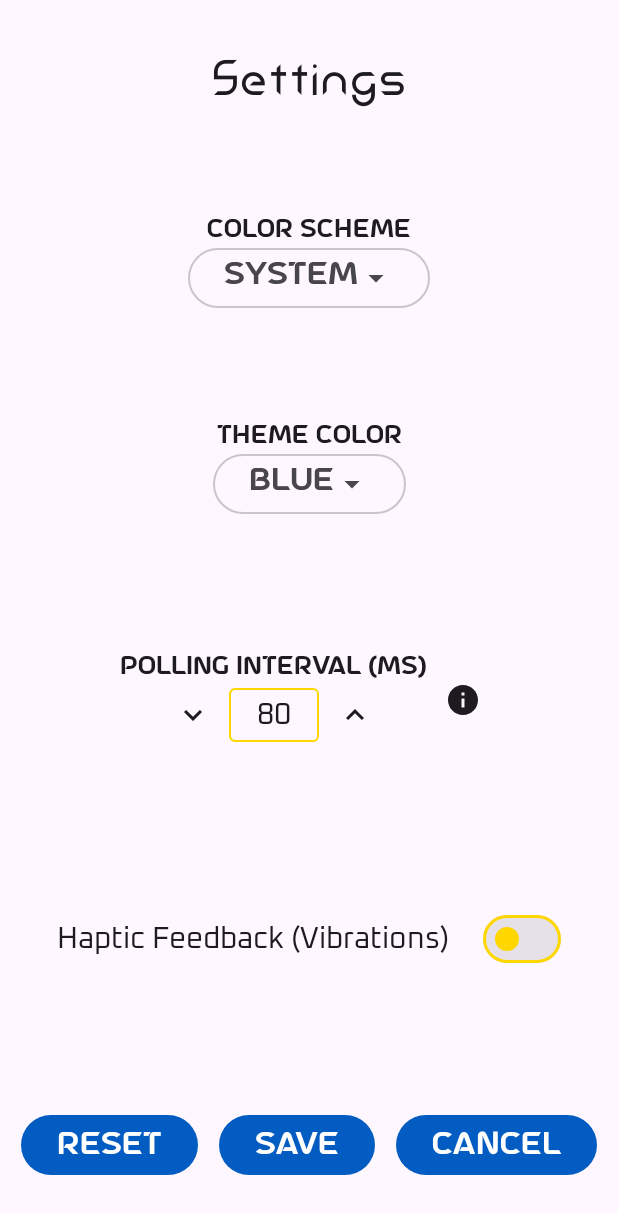
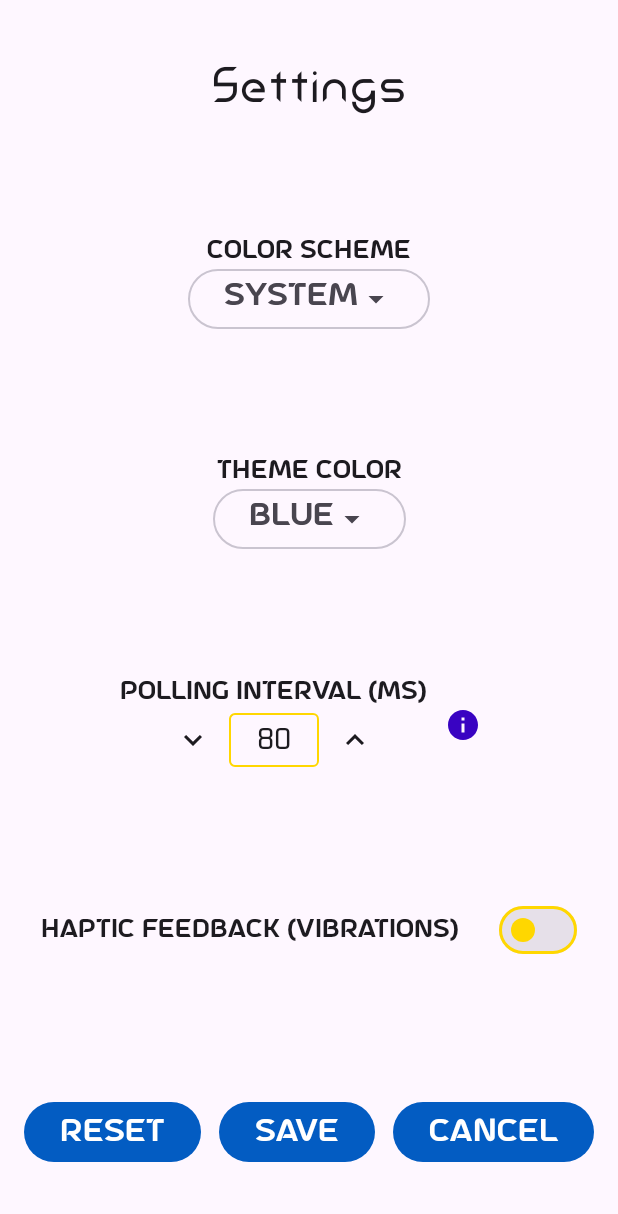
Before and after one commit to kitswas/VirtualGamePad-Mobile, an Android app built with Jetpack Compose: the @Preview function SettingsScreenPreview, on a phone screen of 412 x 824 dp. Shown: the top 1214 px of the screen. Run offline under Robolectric (Android 15) with nearby library versions, the phone set to English and light mode, and no system bars.

Commit message:
Improved Settings UI

```diff
--- a/app/src/main/java/io/github/kitswas/virtualgamepadmobile/ui/screens/SettingsScreen.kt
+++ b/app/src/main/java/io/github/kitswas/virtualgamepadmobile/ui/screens/SettingsScreen.kt
@@ -96,15 +96,9 @@ fun SettingsScreen(
                     settingsChanges.baseColor = it
                 })
 
-            Column(
-                modifier = Modifier
-                    .fillMaxWidth()
-                    .padding(16.dp),
-                horizontalAlignment = Alignment.CenterHorizontally
-            ) {
             Row(
                 verticalAlignment = Alignment.CenterVertically,
-                    horizontalArrangement = Arrangement.Center
+                horizontalArrangement = Arrangement.SpaceAround
             ) {
                 SpinBox(
                     value = pollingDelay,
@@ -136,24 +130,22 @@ fun SettingsScreen(
                     }) {
                         Icon(
                             imageVector = Icons.Filled.Info,
-                                contentDescription = "Information about polling interval"
+                            contentDescription = "Information about polling interval",
+                            tint = MaterialTheme.colorScheme.secondary,
                         )
-                        }
                     }
                 }
             }
 
             Row(
-                modifier = Modifier
-                    .fillMaxWidth()
-                    .padding(16.dp),
+                modifier = Modifier.fillMaxWidth(),
                 verticalAlignment = Alignment.CenterVertically,
                 horizontalArrangement = Arrangement.SpaceEvenly
             ) {
                 var switchState by rememberSaveable(hapticEnabled) { mutableStateOf(hapticEnabled) }
                 Text(
                     "Haptic Feedback (Vibrations)",
-                    style = MaterialTheme.typography.bodyLarge
+                    style = MaterialTheme.typography.labelMedium
                 )
                 Switch(
                     checked = switchState,
@@ -165,7 +157,10 @@ fun SettingsScreen(
             }
 
             Row(
-                modifier = Modifier.fillMaxWidth(), horizontalArrangement = Arrangement.SpaceEvenly
+                modifier = Modifier
+                    .fillMaxWidth()
+                    .padding(4.dp),
+                horizontalArrangement = Arrangement.SpaceEvenly
             ) {
                 Button(onClick = {
                     settingsChanges.pollingDelay = null
```
Lines whose indentation alone changed are shown as unchanged.
